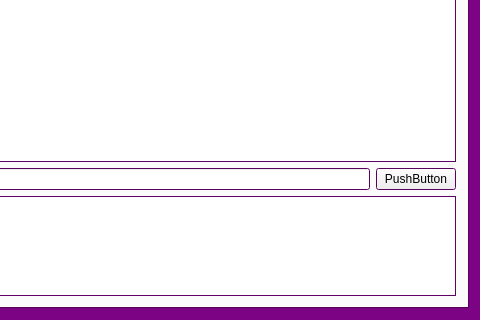
Old version of the form mainwindow.ui in the repository Naursul/Norm; both pictures show x 437 to 917 and y 211 to 531 of the 917 by 531 pixel window.
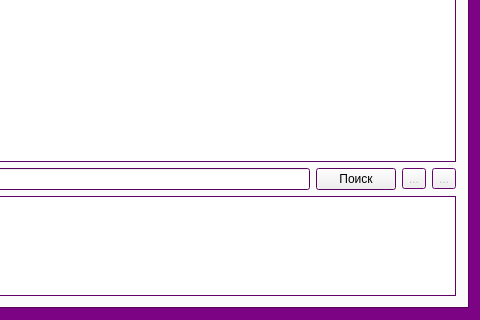
New version of the form. Icons and pictures are not drawn.

Commit message: Реализован поиск, добавлен файл ресурсов

```diff
--- a/mainwindow.ui
+++ b/mainwindow.ui
@@ -174,9 +174,62 @@
              <widget class="QLineEdit" name="lineEdit"/>
             </item>
             <item>
-             <widget class="QPushButton" name="pushButton_2">
+             <widget class="QPushButton" name="SearchButton">
+              <property name="enabled">
+               <bool>true</bool>
+              </property>
               <property name="text">
-               <string>PushButton</string>
+               <string>Поиск</string>
+              </property>
+              <property name="icon">
+               <iconset resource="res.qrc">
+                <normaloff>:/new/Icons/Icons/search-icon.png</normaloff>:/new/Icons/Icons/search-icon.png</iconset>
+              </property>
+              <property name="iconSize">
+               <size>
+                <width>24</width>
+                <height>24</height>
+               </size>
+              </property>
+             </widget>
+            </item>
+            <item>
+             <widget class="QToolButton" name="SearchPrev">
+              <property name="enabled">
+               <bool>false</bool>
+              </property>
+              <property name="text">
+               <string>...</string>
+              </property>
+              <property name="icon">
+               <iconset resource="res.qrc">
+                <normaloff>:/new/Icons/Icons/Actions-go-previous-icon.png</normaloff>:/new/Icons/Icons/Actions-go-previous-icon.png</iconset>
+              </property>
+              <property name="iconSize">
+               <size>
+                <width>24</width>
+                <height>24</height>
+               </size>
+              </property>
+             </widget>
+            </item>
+            <item>
+             <widget class="QToolButton" name="SearchNext">
+              <property name="enabled">
+               <bool>false</bool>
+              </property>
+              <property name="text">
+               <string>...</string>
+              </property>
+              <property name="icon">
+               <iconset resource="res.qrc">
+                <normaloff>:/new/Icons/Icons/Actions-go-next-icon.png</normaloff>:/new/Icons/Icons/Actions-go-next-icon.png</iconset>
+              </property>
+              <property name="iconSize">
+               <size>
+                <width>24</width>
+                <height>24</height>
+               </size>
               </property>
              </widget>
             </item>
```
Left out of the diff: 6 changed lines with no effect on the pictures. The commit also changes 4 other files.
